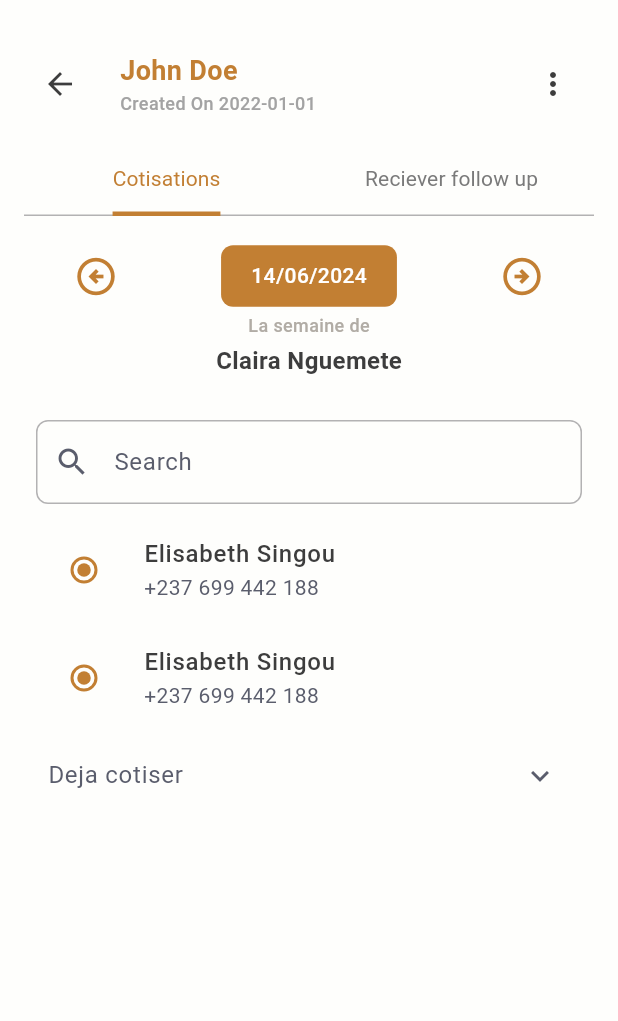
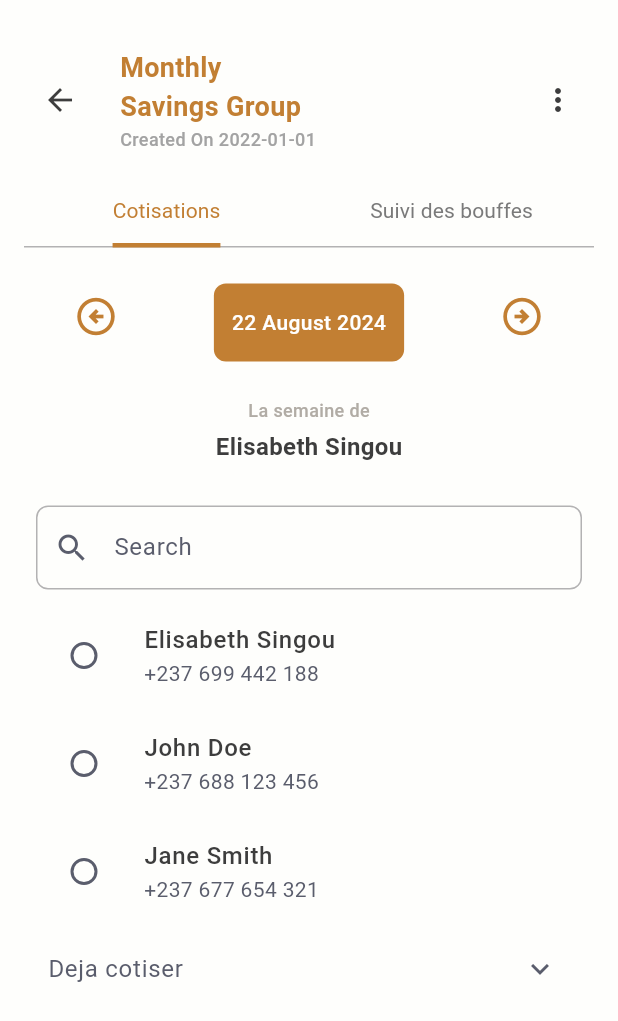
Before and after one commit to konnofuente/manzon, a Flutter app: the screen it shows after launch, after a tap on the "arrow circle left" icon, on a phone screen of 412 x 824 dp. Shown: the top 1021 px of the screen. Run offline on Flutter 3.47's test engine with Material 3 defaults, Android fonts, the phone set to English and light mode, and no system bars; our stand-ins replace cloud_firestore, connectivity_plus, contacts_service, equatable, firebase_auth, firebase_core and 10 more; missing offline and left inert: connection_notifier, firebase_app_check; accounts and stored records are empty; network calls fail; Roboto replaces fonts that are missing (Rubik); project files that could hold a hidden picture were left out.

Commit message:
feat(app): updated tontine page

```diff
--- a/lib/domain/entities/cycle_entity.dart
+++ b/lib/domain/entities/cycle_entity.dart
@@ -12,7 +12,7 @@ class CycleEntity extends Equatable {
   final DateTime startDate;
   final DateTime endDate;
   final bool isCompleted;
-   List<TontineContributionEntity>? contributions;
+  final List<TontineContributionEntity>? contributions;
   final List<PenaltyEntity>? penalties;
 
   CycleEntity({
--- a/lib/domain/entities/tontine_contribution_entity.dart
+++ b/lib/domain/entities/tontine_contribution_entity.dart
@@ -6,7 +6,7 @@ class TontineContributionEntity extends Equatable {
   final MemberEntity member;
   final double amount;
   final DateTime date;
-  final String status;
+  final bool status;
 
   TontineContributionEntity({
     required this.id,
--- a/lib/domain/entities/tontine_entity.dart
+++ b/lib/domain/entities/tontine_entity.dart
@@ -16,7 +16,7 @@ class TontineEntity extends Equatable {
   final int cycleDuration;
   final List<String>? transactions;
   final int currentCycle;
-  final double? penaltyAmount; // Added penaltyAmount
+  final double? penaltyAmount;
 
   TontineEntity({
     required this.id,
@@ -33,7 +33,7 @@ class TontineEntity extends Equatable {
     required this.cycleDuration,
     this.transactions,
     required this.currentCycle,
-    this.penaltyAmount, // Initialize penaltyAmount, defaulted to null
+    this.penaltyAmount,
   });
 
   @override
@@ -52,6 +52,8 @@ class TontineEntity extends Equatable {
         cycleDuration,
         transactions,
         currentCycle,
-        penaltyAmount, // Include penaltyAmount in props
+        penaltyAmount,
       ];
+
+
 }
--- a/lib/infrastructure/data_sources/firebase/tontine_data_source.dart
+++ b/lib/infrastructure/data_sources/firebase/tontine_data_source.dart
@@ -183,6 +183,8 @@ class TontineDataSource {
   }
 
   Duration _getDuration(ContributionFrequency frequency) {
+
+
     switch (frequency) {
       case ContributionFrequency.weekly:
         return Duration(days: 7); // Fixed weekly duration
--- a/lib/infrastructure/models/tontine_contribution_model.dart
+++ b/lib/infrastructure/models/tontine_contribution_model.dart
@@ -8,7 +8,7 @@ class TontineContributionModel extends TontineContributionEntity {
     required MemberModel member,
     required double amount,
     required DateTime date,
-    required String status,
+    required bool status,
   }) : super(
           id: id,
           member: member,
--- a/lib/infrastructure/models/tontine_model.dart
+++ b/lib/infrastructure/models/tontine_model.dart
@@ -1,5 +1,6 @@
 import 'member_model.dart';
 import 'package:manzon/infrastructure/models/cycle_model.dart';
+import 'package:manzon/infrastructure/mappers/cycle_mapper.dart';
 import 'package:manzon/domain/entities/export_domain_entities.dart';
 
 class TontineModel extends TontineEntity {
@@ -43,9 +44,9 @@ class TontineModel extends TontineEntity {
       name: json['name'] ?? "",
       contributionAmount: json['contributionAmount']?.toDouble() ?? 0.0,
       contributionFrequency: ContributionFrequency.fromJson(
-          json['contributionFrequency'] ?? "weekly"), // Default to weekly
+          json['contributionFrequency'] ?? "weekly"),
       receiverFrequency: ReceiverFrequency.fromJson(
-          json['receiverFrequency'] ?? "monthly"), // Default to monthly
+          json['receiverFrequency'] ?? "monthly"),
       members: (json['members'] as List<dynamic>?)
           ?.map((e) => MemberModel.fromJson(e as Map<String, dynamic>))
           .toList(),
@@ -74,9 +75,8 @@ class TontineModel extends TontineEntity {
       'id': id,
       'name': name,
       'contributionAmount': contributionAmount,
-      'contributionFrequency':
-          contributionFrequency.toJson(), // Use enum toJson method
-      'receiverFrequency': receiverFrequency.toJson(), // Use enum toJson method
+      'contributionFrequency': contributionFrequency.toJson(),
+      'receiverFrequency': receiverFrequency.toJson(),
       'members': members?.map((e) => (e as MemberModel).toJson()).toList(),
       'membersId': membersId,
       'orderList': orderList?.map((e) => (e as MemberModel).toJson()).toList(),
@@ -90,6 +90,7 @@ class TontineModel extends TontineEntity {
     };
   }
 
+  @override
   TontineModel copyWith({
     String? id,
     String? name,
@@ -118,7 +119,7 @@ class TontineModel extends TontineEntity {
       membersId: membersId ?? this.membersId,
       orderList:
           orderList ?? this.orderList?.map((e) => e as MemberModel).toList(),
-      cycles: cycles ?? this.cycles?.map((e) => e as CycleModel).toList(),
+      cycles: cycles ?? this.cycles?.map((e) => CycleMapper.toModel(e)).toList(),
       associationId: associationId ?? this.associationId,
       balance: balance ?? this.balance,
       cycleDuration: cycleDuration ?? this.cycleDuration,
--- a/lib/presentation/controllers/tontine_controller.dart
+++ b/lib/presentation/controllers/tontine_controller.dart
@@ -1,11 +1,15 @@
-import 'package:get/get.dart';
 import 'package:get/get.dart';
 import 'package:flutter/material.dart';
-import 'package:flutter/material.dart';
+import 'package:uuid/uuid.dart'; // For generating unique IDs
+import 'package:manzon/infrastructure/models/cycle_model.dart';
+import 'package:manzon/infrastructure/models/member_model.dart';
+import 'package:manzon/infrastructure/mappers/cycle_mapper.dart';
+import 'package:manzon/infrastructure/models/tontine_model.dart';
+import 'package:manzon/infrastructure/mappers/member_mapper.dart';
+import 'package:manzon/domain/entities/export_domain_entities.dart';
 import 'package:manzon/presentation/controllers/export_controllers.dart';
+import 'package:manzon/infrastructure/models/tontine_contribution_model.dart';
 import 'package:manzon/infrastructure/data_sources/firebase/tontine_data_source.dart';
-import 'package:manzon/infrastructure/data_sources/firebase/tontine_data_source.dart';
-
 
 class TontineController extends GetxController with SingleGetTickerProviderMixin {
   late TabController tabController;
@@ -13,13 +17,25 @@ class TontineController extends GetxController with SingleGetTickerProviderMixin
   String associationId = '';
   final TontineDataSource tontineDataSource = TontineDataSource();
 
-  // Dummy data for fake tontine members
-  final List<Member> members = [
-    Member(name: 'Elisabeth Singou', phone: '+237 699 442 188', status: 'Pas encore bouffe'),
-    Member(name: 'John Doe', phone: '+237 688 123 456', status: 'Bouffe'),
-    Member(name: 'Jane Smith', phone: '+237 677 654 321', status: 'Deja bouffe'),
-    // Add more dummy members here
-  ];
+  // Fake TontineModel for testing
+  TontineModel tontine = TontineModel(
+    id: '12345',
+    name: 'Monthly Savings Group',
+    contributionAmount: 50000.0,
+    contributionFrequency: ContributionFrequency.monthly,
+    receiverFrequency: ReceiverFrequency.monthly,
+    members: [
+      MemberModel(id: '1', name: 'Elisabeth Singou', role: 'Member', userId: 'u1', phoneNumber: '+237 699 442 188'),
+      MemberModel(id: '2', name: 'John Doe', role: 'Member', userId: 'u2', phoneNumber: '+237 688 123 456'),
+      MemberModel(id: '3', name: 'Jane Smith', role: 'Member', userId: 'u3', phoneNumber: '+237 677 654 321'),
+    ],
+    associationId: 'assoc1',
+    cycleDuration: 4,
+    currentCycle: 1,
+    cycles: [],
+  );
+
+  int currentCycleIndex = 0; // Track the current cycle
 
   @override
   void onInit() {
@@ -27,47 +43,123 @@ class TontineController extends GetxController with SingleGetTickerProviderMixin
     tabController = TabController(length: 2, vsync: this);
     final StateController stateController = Get.find();
     associationId = stateController.selectedAssociationId.value;
+
+    // Generate fake cycles and contributions for testing
+    _generateFakeCycles();
   }
 
-  List<Member> getMembersWithoutTontine() {
-    return members.where((member) => member.status == 'Pas encore bouffe').toList();
+  void _generateFakeCycles() {
+    final DateTime now = DateTime.now();
+    DateTime startDate = now;
+    final List<CycleModel> cycles = [];
+
+    // Generate cycles based on the number of members and cycle duration
+    for (int i = 0; i < tontine.members!.length; i++) {
+      final MemberModel receiver = MemberMapper.toModel(tontine.members![i])  ;
+      final DateTime endDate = startDate.add(_getDuration(tontine.contributionFrequency));
+
+      // Generate contributions for each member in this cycle
+      final List<TontineContributionModel> contributions = tontine.members!.map((member) {
+        return TontineContributionModel(
+          id: Uuid().v4(), // Generate unique ID for each contribution
+          member: MemberMapper.toModel(member) ,
+          amount: tontine.contributionAmount,
+          date: DateTime.now(), // Assume the contribution is made at the current date for testing
+          status: true, // For testing, we assume all contributions are paid
+        );
+      }).toList();
+
+      // Create the cycle with contributions
+      final cycle = CycleModel(
+        id: Uuid().v4(),
+        number: i + 1,
+        sequenceNumber: i + 1,
+        tontineId: tontine.id,
+        receiver: receiver,
+        startDate: startDate,
+        endDate: endDate,
+        isCompleted: false,
+        contributions: contributions,
+        penalties: [], // Assuming no penalties for testing
+      );
+
+      cycles.add(cycle);
+      startDate = endDate;
+    }
+
+    tontine = tontine.copyWith(cycles: cycles);
   }
 
-  List<Member> getCurrentTontineReceiver() {
-    return members.where((member) => member.status == 'Bouffe').toList();
+  CycleEntity getCurrentCycle() {
+    return tontine.cycles![currentCycleIndex] ;
   }
 
-  List<Member> getMembersWhoReceivedTontine() {
-    return members.where((member) => member.status == 'Deja bouffe').toList();
+  String getCurrentCycleDate() {
+    final cycle = getCurrentCycle();
+    return '${cycle.startDate.day} ${_getMonthName(cycle.startDate.month)} ${cycle.startDate.year}';
+  }
+
+  String getCurrentReceiver() {
+    return getCurrentCycle().receiver.name;
   }
 
   void previousCycle() {
-    // Handle previous cycle logic here
+    if (currentCycleIndex > 0) {
+      currentCycleIndex--;
+      update(); // Notify the UI to refresh
+    }
   }
 
   void nextCycle() {
-    // Handle next cycle logic here
+    if (currentCycleIndex < tontine.cycles!.length - 1) {
+      currentCycleIndex++;
+      update(); // Notify the UI to refresh
+    }
   }
 
-  String getCurrentCycleDate() {
-    // Return the formatted cycle date
-    return '15 August 2023'; // Replace with actual cycle date
+  List<MemberEntity> getMembersWithoutTontine() {
+    return tontine.members!.where((member) => member.role == 'Member').toList();
   }
 
-  String getCurrentReceiver() {
-    // Return the name of the current receiver
-    return 'Elisabeth Singou'; // Replace with actual receiver's name
+  List<MemberEntity> getMembersWhoReceivedTontine() {
+    return tontine.cycles!
+        .where((cycle) => cycle.isCompleted)
+        .map((cycle) => cycle.receiver)
+        .toList();
   }
 
-  List<Member> getMemberList() {
-    return members; // Replace with the logic to fetch actual members
+  List<TontineContributionEntity> getCurrentCycleContributions() {
+    return getCurrentCycle().contributions ?? [];
+  }
+
+  String _getMonthName(int month) {
+    const monthNames = [
+      'January',
+      'February',
+      'March',
+      'April',
+      'May',
+      'June',
+      'July',
+      'August',
+      'September',
+      'October',
+      'November',
+      'December'
+    ];
+    return monthNames[month - 1];
+  }
+
+  Duration _getDuration(ContributionFrequency frequency) {
+    switch (frequency) {
+      case ContributionFrequency.weekly:
+        return Duration(days: 7);
+      case ContributionFrequency.biWeekly:
+        return Duration(days: 14);
+      case ContributionFrequency.monthly:
+        return Duration(days: 30);
+      default:
+        throw Exception('Invalid frequency');
+    }
   }
 }
-
-class Member {
-  final String name;
-  final String phone;
-  final String status; // Whether the person has received or not
-
-  Member({required this.name, required this.phone, required this.status});
-}
--- a/lib/presentation/pages/tontine_page/tontine_page.dart
+++ b/lib/presentation/pages/tontine_page/tontine_page.dart
@@ -2,6 +2,7 @@ import 'package:get/get.dart';
 import 'package:flutter/material.dart';
 import 'package:manzon/presentation/widgets/custom_header.dart';
 import 'package:manzon/app/config/theme/export_theme_manager.dart';
+import 'package:manzon/domain/entities/export_domain_entities.dart';
 import 'package:manzon/presentation/controllers/export_controllers.dart';
 import 'package:manzon/app/core/utils/constants/export_constant_manager.dart';
 
@@ -11,8 +12,6 @@ class TontinePage extends StatefulWidget {
 }
 
 class _TontinePageState extends State<TontinePage> {
-  int currentCycleIndex = 0; // Index to manage cycle navigation
-
   final TontineController controller = Get.put(TontineController());
 
   @override
@@ -23,8 +22,9 @@ class _TontinePageState extends State<TontinePage> {
         child: Column(
           children: [
             CustomHeader(
-              name: "John Doe",
-              createdDate: "2022-01-01",
+              name: controller.tontine.name,
+              createdDate:
+                  "2022-01-01", // Replace with actual creation date if available
               menuItems: const [
                 PopupMenuItem(value: 'detail', child: Text('Detail')),
                 PopupMenuItem(value: 'delete', child: Text('Delete')),
@@ -46,21 +46,20 @@ class _TontinePageState extends State<TontinePage> {
               indicator: const UnderlineTabIndicator(
                 borderSide: BorderSide(
                   color: AppColors.primaryNormal,
-                  width: 3, // Width of the underline
+                  width: 3,
                 ),
-                insets: EdgeInsets
-                    .zero, // No padding, makes the underline fill the tab width
+                insets: EdgeInsets.zero,
               ),
-              tabs: [
-                const Tab(
+              tabs: const [
+                Tab(
                   child: Text('Cotisations',
                       style: TextStyle(
                         fontSize: FontSize.s14,
                         fontWeight: FontWeight.w400,
                       )),
                 ),
-                const Tab(
-                  child: Text('Reciever follow up',
+                Tab(
+                  child: Text('Suivi des bouffes',
                       style: TextStyle(
                         fontSize: FontSize.s14,
                         fontWeight: FontWeight.w400,
@@ -72,22 +71,8 @@ class _TontinePageState extends State<TontinePage> {
               child: TabBarView(
                 controller: controller.tabController,
                 children: [
-                  Center(
-                    child: Column(
-                      children: [
-                        _buildCycleNavigation(),
-                        _buildMemberList(),
-                      ],
-                    ),
-                  ),
-                  Center(
-                    child: Column(
-                      children: [
-                        _buildCycleNavigation(),
-                        _buildMemberList(),
-                      ],
-                    ),
-                  )
+                  _buildCotisationSection(),
+                  _buildFollowUpSection(),
                 ],
               ),
             ),
@@ -97,8 +82,44 @@ class _TontinePageState extends State<TontinePage> {
     );
   }
 
-  // Cycle navigation bar with date and arrows
+  Widget _buildCotisationSection() {
+    return Column(
+      children: [
+        _buildCycleNavigation(),
+        _buildMemberList(),
+      ],
+    );
+  }
+
+  Widget _buildFollowUpSection() {
+    return Column(
+      children: [
+        Expanded(
+          child: ListView(
+            children: [
+              _buildFollowUpExpansionTile(
+                'Ceux qui n’ont pas encore bouffe',
+                controller.getMembersWithoutTontine(),
+              ),
+              _buildFollowUpExpansionTile(
+                'La personne qui bouffe',
+                [controller.getCurrentCycle().receiver],
+              ),
+              _buildFollowUpExpansionTile(
+                'Ceux qui ont deja bouffe',
+                controller.getMembersWhoReceivedTontine(),
+              ),
+            ],
+          ),
+        ),
+      ],
+    );
+  }
+
   Widget _buildCycleNavigation() {
+    return GetBuilder<TontineController>(
+      // Use GetBuilder to rebuild when the controller is updated
+      builder: (controller) {
         return Container(
           padding: const EdgeInsets.symmetric(vertical: 16, horizontal: 24),
           child: Column(
@@ -109,22 +130,19 @@ class _TontinePageState extends State<TontinePage> {
                   IconButton(
                     icon: const Icon(Icons.arrow_circle_left_outlined,
                         color: AppColors.primaryNormal, size: 30),
-                onPressed: () {
-                  // Navigate to the previous cycle
-                  setState(() {
-                    if (currentCycleIndex > 0) currentCycleIndex--;
-                  });
-                },
+                    onPressed: controller.previousCycle,
                   ),
                   Column(
                     children: [
+                      const SizedBox(height: 8),
                       Container(
                           padding: const EdgeInsets.symmetric(
-                        horizontal: 20, vertical: 20),
+                              horizontal: 12, vertical: 16),
                           decoration: ShapeDecoration(
-                      color: Color(0xFFC27F33),
+                            color: const Color(0xFFC27F33),
                             shape: RoundedRectangleBorder(
-                          borderRadius: BorderRadius.circular(8)),
+                              borderRadius: BorderRadius.circular(8),
+                            ),
                           ),
                           child: Row(
                               mainAxisSize: MainAxisSize.min,
@@ -132,49 +150,45 @@ class _TontinePageState extends State<TontinePage> {
                               crossAxisAlignment: CrossAxisAlignment.center,
                               children: [
                                 Text(
-                          '14/06/2024',
-                          style: TextStyle(
+                                  controller.getCurrentCycleDate(),
+                                  style: const TextStyle(
                                     color: Colors.white,
                                     fontSize: 14,
                                     fontFamily: 'Rubik',
                                     fontWeight: FontWeight.w500,
-                            height: 0.10,
                                   ),
                                 ),
-                      ],
-                    ),
-                  ),
+                              ]))
                     ],
                   ),
                   IconButton(
                     icon: const Icon(Icons.arrow_circle_right_outlined,
                         color: AppColors.primaryNormal, size: 30),
-                onPressed: () {
-                  // Navigate to the next cycle
-                  setState(() {
-                    currentCycleIndex++;
-                  });
-                },
+                    onPressed: controller.nextCycle,
                   ),
                 ],
               ),
+              const SizedBox(height: 24),
               Text(
                 'La semaine de',
                 style: getMediumStyle(
-                color: AppColors.fontLightDisabled, fontSize: FontSize.s12),
+                  color: AppColors.fontLightDisabled,
+                  fontSize: FontSize.s12,
                 ),
-          SizedBox(height: 4),
+              ),
+              const SizedBox(height: 4),
               Text(
-            'Claira Nguemete',
+                controller.getCurrentReceiver(),
                 style: getSemiBoldStyle(color: AppColors.blackNormal),
               ),
-          SizedBox(height: 4),
+              const SizedBox(height: 4),
             ],
           ),
         );
+      },
+    );
   }
 
-  // Member list with search functionality
   Widget _buildMemberList() {
     return Expanded(
       child: Column(
@@ -189,13 +203,23 @@ class _TontinePageState extends State<TontinePage> {
                   borderRadius: BorderRadius.circular(8.0),
                 ),
               ),
+              onChanged: (value) {
+                // Implement search filter if necessary
+              },
             ),
           ),
           Expanded(
             child: ListView(
               children: [
-                _buildMemberItem('Elisabeth Singou', '+237 699 442 188', false),
-                _buildMemberItem('Elisabeth Singou', '+237 699 442 188', false),
+                ...controller
+                    .getCurrentCycleContributions()
+                    .map((contribution) {
+                  return _buildMemberItem(
+                    contribution.member.name,
+                    contribution.member.phoneNumber,
+                    contribution.status == 'paid',
+                  );
+                }).toList(),
                 _buildContributedSection(),
               ],
             ),
@@ -205,12 +229,11 @@ class _TontinePageState extends State<TontinePage> {
     );
   }
 
-  // Single member item
   Widget _buildMemberItem(String name, String phone, bool contributed) {
     return ListTile(
       leading: Radio(
         value: contributed,
-        groupValue: false, // Replace with the contribution status
+        groupValue: true, // Replace with the contribution status
         onChanged: (value) {
           // Handle contribution toggle
         },
@@ -223,17 +246,32 @@ class _TontinePageState extends State<TontinePage> {
     );
   }
 
-  // Contributed section at the bottom
   Widget _buildContributedSection() {
     return ExpansionTile(
-      backgroundColor: Color(0x4CECECEC),
+      backgroundColor: const Color(0x4CECECEC),
       title: const Text('Deja cotiser'),
-      children: [
-        _buildMemberItem('Elisabeth Singou', '+237 699 442 188', true),
-        _buildMemberItem('Elisabeth Singou', '+237 699 442 188', true),
-        _buildMemberItem('Elisabeth Singou', '+237 699 442 188', true),
-        _buildMemberItem('Elisabeth Singou', '+237 699 442 188', true),
-      ],
+      children: controller
+          .getCurrentCycleContributions()
+          .where((contribution) => contribution.status == 'paid')
+          .map((contribution) {
+        return _buildMemberItem(
+          contribution.member.name,
+          contribution.member.phoneNumber,
+          true,
+        );
+      }).toList(),
+    );
+  }
+
+  Widget _buildFollowUpExpansionTile(String title, List<MemberEntity> members) {
+    return SingleChildScrollView(
+      child: ExpansionTile(
+        backgroundColor: const Color(0x4CECECEC),
+        title: Text(title),
+        children: members.map((member) {
+          return _buildMemberItem(member.name, member.phoneNumber, false);
+        }).toList(),
+      ),
     );
   }
 }
```
Lines whose indentation alone changed are shown as unchanged.
